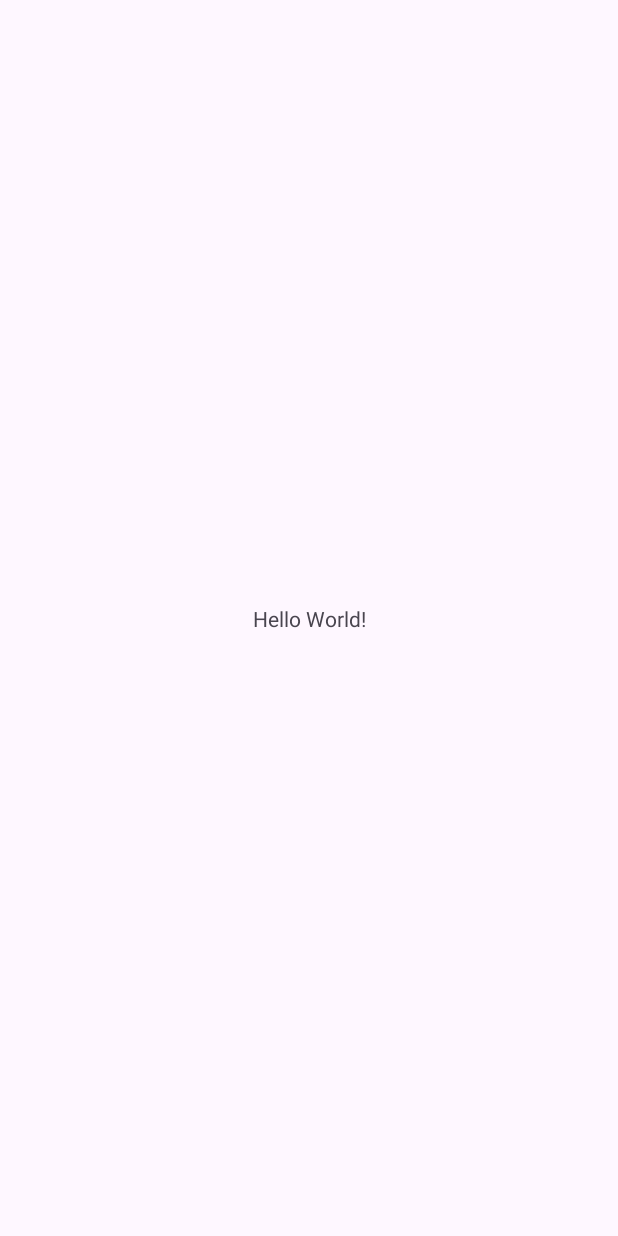
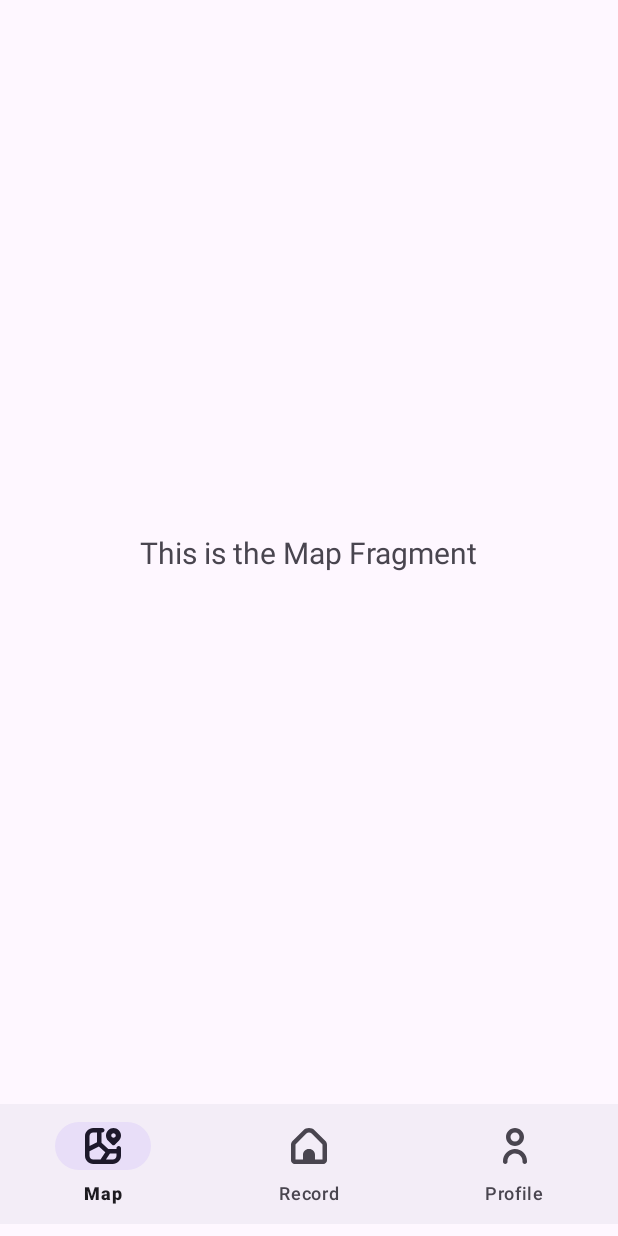
Before and after one commit to iMinusPlus/elektropolnilnice-android-app, an Android app: the screen it shows after launch (MainActivity), on a phone screen of 412 x 824 dp. Before the commit the screen is almost empty. Run offline under Robolectric (Android 15) with nearby library versions, the phone set to English and light mode, and no system bars.

Commit message:
S fragmenti narejena navigacijska vrstica

```diff
--- a/app/build.gradle.kts
+++ b/app/build.gradle.kts
@@ -5,12 +5,13 @@ plugins {
 
 android {
     namespace = "com.example.elektropolnilnice_app"
-    compileSdk = 34
+    compileSdk = 35
 
     defaultConfig {
         applicationId = "com.example.elektropolnilnice_app"
         minSdk = 24
-        targetSdk = 34
+        //noinspection EditedTargetSdkVersion
+        targetSdk = 35
         versionCode = 1
         versionName = "1.0"
 
--- a/app/src/main/java/com/example/elektropolnilnice_app/MainActivity.kt
+++ b/app/src/main/java/com/example/elektropolnilnice_app/MainActivity.kt
@@ -1,20 +1,39 @@
 package com.example.elektropolnilnice_app
 
+import MapFragment
+import ProfileFragment
+import RecordFragment
 import android.os.Bundle
-import androidx.activity.enableEdgeToEdge
 import androidx.appcompat.app.AppCompatActivity
-import androidx.core.view.ViewCompat
-import androidx.core.view.WindowInsetsCompat
+import androidx.fragment.app.Fragment
+import com.google.android.material.bottomnavigation.BottomNavigationView
 
 class MainActivity : AppCompatActivity() {
+
     override fun onCreate(savedInstanceState: Bundle?) {
         super.onCreate(savedInstanceState)
-        enableEdgeToEdge()
         setContentView(R.layout.activity_main)
-        ViewCompat.setOnApplyWindowInsetsListener(findViewById(R.id.main)) { v, insets ->
-            val systemBars = insets.getInsets(WindowInsetsCompat.Type.systemBars())
-            v.setPadding(systemBars.left, systemBars.top, systemBars.right, systemBars.bottom)
-            insets
+
+        // Default fragment
+        loadFragment(MapFragment())
+
+        val bottomNavigationView = findViewById<BottomNavigationView>(R.id.bottom_navigation)
+
+        bottomNavigationView.setOnItemSelectedListener { menuItem ->
+            when (menuItem.itemId) {
+                R.id.nav_map -> loadFragment(MapFragment())
+                R.id.nav_record -> loadFragment(RecordFragment())
+                R.id.nav_profile -> loadFragment(ProfileFragment())
+                else -> false
+            }
+            true
         }
     }
+
+    private fun loadFragment(fragment: Fragment): Boolean {
+        supportFragmentManager.beginTransaction()
+            .replace(R.id.fragment_container, fragment)
+            .commit()
+        return true
+    }
 }
--- /dev/null
+++ b/app/src/main/java/com/example/elektropolnilnice_app/fragments/MapFragment.kt
@@ -0,0 +1,15 @@
+import android.os.Bundle
+import android.view.LayoutInflater
+import android.view.View
+import android.view.ViewGroup
+import androidx.fragment.app.Fragment
+import com.example.elektropolnilnice_app.R
+
+class MapFragment : Fragment() {
+    override fun onCreateView(
+        inflater: LayoutInflater, container: ViewGroup?,
+        savedInstanceState: Bundle?
+    ): View? {
+        return inflater.inflate(R.layout.fragment_map, container, false)
+    }
+}
--- /dev/null
+++ b/app/src/main/res/drawable/home.xml
@@ -0,0 +1,9 @@
+<vector xmlns:android="http://schemas.android.com/apk/res/android"
+    android:width="512dp"
+    android:height="512dp"
+    android:viewportWidth="512"
+    android:viewportHeight="512">
+  <path
+      android:fillColor="#FF000000"
+      android:pathData="M490.13,185.47L338.97,34.3c-45.85,-45.74 -120.08,-45.74 -165.93,0L21.87,185.47C7.82,199.45 -0.05,218.46 0,238.27v221.4C0.05,488.57 23.48,511.98 52.37,512h407.25c28.9,-0.02 52.33,-23.43 52.37,-52.33V238.27C512.06,218.46 504.18,199.45 490.13,185.47zM448,448H341.33v-67.88c0,-44.98 -36.47,-81.45 -81.45,-81.45c0,0 0,0 0,0h-7.76c-44.98,0 -81.45,36.47 -81.45,81.45l0,0V448H64V238.27c0.01,-2.83 1.13,-5.54 3.12,-7.55L218.28,79.55c20.83,-20.83 54.59,-20.83 75.43,-0.01c0,0 0.01,0.01 0.01,0.01L444.89,230.72c1.99,2.01 3.11,4.72 3.12,7.55V448z"/>
+</vector>
--- /dev/null
+++ b/app/src/main/res/drawable/map.xml
@@ -0,0 +1,9 @@
+<vector xmlns:android="http://schemas.android.com/apk/res/android"
+    android:width="24dp"
+    android:height="24dp"
+    android:viewportWidth="24"
+    android:viewportHeight="24">
+  <path
+      android:fillColor="#FF000000"
+      android:pathData="m22.5,12c-0.828,0 -1.5,0.672 -1.5,1.5v0.5h-5.462l-4.538,-4.16L11,3h0.5c0.829,0 1.5,-0.672 1.5,-1.5s-0.671,-1.5 -1.5,-1.5h-6C2.467,0 0,2.468 0,5.5v13c0,3.032 2.467,5.5 5.5,5.5h13c3.032,0 5.5,-2.468 5.5,-5.5v-5c0,-0.828 -0.672,-1.5 -1.5,-1.5ZM5.5,3h2.5v6.573l-5,2.5v-6.573c0,-1.379 1.122,-2.5 2.5,-2.5ZM3,18.5v-3.073l6.248,-3.124 4.291,3.934 -3.175,4.763h-4.864c-1.378,0 -2.5,-1.121 -2.5,-2.5ZM18.5,21h-4.531l2.667,-4h4.364v1.5c0,1.379 -1.121,2.5 -2.5,2.5ZM18.113,11.126c0.493,0.482 1.281,0.482 1.774,0l2.648,-2.59c1.953,-1.953 1.953,-5.118 0,-7.071C21.559,0.488 20.28,0 19,0c-1.28,0 -2.559,0.488 -3.536,1.464 -1.953,1.953 -1.953,5.118 0,7.071l2.648,2.59ZM19,3.554c0.828,0 1.5,0.672 1.5,1.5s-0.672,1.5 -1.5,1.5 -1.5,-0.672 -1.5,-1.5 0.672,-1.5 1.5,-1.5Z"/>
+</vector>
--- /dev/null
+++ b/app/src/main/res/drawable/user.xml
@@ -0,0 +1,7 @@
+<vector xmlns:android="http://schemas.android.com/apk/res/android" android:height="24dp" android:viewportHeight="512" android:viewportWidth="512" android:width="24dp">
+
+    <path android:fillColor="#FF000000" android:pathData="M244.32,299.05c-90.92,8.22 -160.18,85.04 -158.98,176.32V480c0,17.67 14.33,32 32,32l0,0c17.67,0 32,-14.33 32,-32v-5.91c-0.96,-56.04 40.4,-103.84 96,-110.93c58.69,-5.82 110.99,37.04 116.81,95.74c0.34,3.47 0.52,6.95 0.52,10.44V480c0,17.67 14.33,32 32,32l0,0c17.67,0 32,-14.33 32,-32v-10.67c-0.1,-94.36 -76.68,-170.77 -171.05,-170.67C251.85,298.67 248.08,298.8 244.32,299.05z"/>
+
+    <path android:fillColor="#FF000000" android:pathData="M256.01,256c70.69,0 128,-57.31 128,-128S326.7,0 256.01,0s-128,57.31 -128,128C128.08,198.66 185.35,255.93 256.01,256zM256.01,64c35.35,0 64,28.65 64,64s-28.65,64 -64,64s-64,-28.65 -64,-64S220.66,64 256.01,64z"/>
+
+</vector>
--- a/app/src/main/res/layout/activity_main.xml
+++ b/app/src/main/res/layout/activity_main.xml
@@ -1,19 +1,27 @@
-<?xml version="1.0" encoding="utf-8"?>
-<androidx.constraintlayout.widget.ConstraintLayout xmlns:android="http://schemas.android.com/apk/res/android"
+<androidx.constraintlayout.widget.ConstraintLayout
+    xmlns:android="http://schemas.android.com/apk/res/android"
     xmlns:app="http://schemas.android.com/apk/res-auto"
-    xmlns:tools="http://schemas.android.com/tools"
-    android:id="@+id/main"
     android:layout_width="match_parent"
-    android:layout_height="match_parent"
-    tools:context=".MainActivity">
+    android:layout_height="match_parent">
 
-    <TextView
-        android:layout_width="wrap_content"
+    <!-- FrameLayout za prikaz fragmentov -->
+    <FrameLayout
+        android:id="@+id/fragment_container"
+        android:layout_width="0dp"
+        android:layout_height="0dp"
+        app:layout_constraintTop_toTopOf="parent"
+        app:layout_constraintBottom_toTopOf="@id/bottom_navigation"
+        app:layout_constraintStart_toStartOf="parent"
+        app:layout_constraintEnd_toEndOf="parent" />
+
+    <!-- BottomNavigationView -->
+    <com.google.android.material.bottomnavigation.BottomNavigationView
+        android:id="@+id/bottom_navigation"
+        android:layout_width="0dp"
         android:layout_height="wrap_content"
-        android:text="Hello World!"
+        android:layout_marginBottom="8dp"
         app:layout_constraintBottom_toBottomOf="parent"
+        app:layout_constraintStart_toStartOf="parent"
         app:layout_constraintEnd_toEndOf="parent"
-        app:layout_constraintStart_toStartOf="parent"
-        app:layout_constraintTop_toTopOf="parent" />
-
+        app:menu="@menu/bottom_nav_menu" />
 </androidx.constraintlayout.widget.ConstraintLayout>
--- /dev/null
+++ b/app/src/main/res/layout/fragment_map.xml
@@ -0,0 +1,17 @@
+<?xml version="1.0" encoding="utf-8"?>
+<androidx.constraintlayout.widget.ConstraintLayout xmlns:android="http://schemas.android.com/apk/res/android"
+    android:layout_width="match_parent"
+    android:layout_height="match_parent"
+    xmlns:app="http://schemas.android.com/apk/res-auto">
+
+    <TextView
+        android:id="@+id/text_map"
+        android:layout_width="wrap_content"
+        android:layout_height="wrap_content"
+        android:text="This is the Map Fragment"
+        android:textSize="20sp"
+        app:layout_constraintTop_toTopOf="parent"
+        app:layout_constraintBottom_toBottomOf="parent"
+        app:layout_constraintStart_toStartOf="parent"
+        app:layout_constraintEnd_toEndOf="parent" />
+</androidx.constraintlayout.widget.ConstraintLayout>
--- /dev/null
+++ b/app/src/main/res/menu/bottom_nav_menu.xml
@@ -0,0 +1,15 @@
+<?xml version="1.0" encoding="utf-8"?>
+<menu xmlns:android="http://schemas.android.com/apk/res/android">
+    <item
+        android:id="@+id/nav_map"
+        android:icon="@drawable/map"
+        android:title="Map" />
+    <item
+        android:id="@+id/nav_record"
+        android:icon="@drawable/home"
+        android:title="Record" />
+    <item
+        android:id="@+id/nav_profile"
+        android:icon="@drawable/user"
+        android:title="Profile" />
+</menu>
--- a/app/src/main/res/values/strings.xml
+++ b/app/src/main/res/values/strings.xml
@@ -1,3 +1,5 @@
 <resources>
     <string name="app_name">elektropolnilnice_app</string>
+    <!-- TODO: Remove or change this placeholder text -->
+    <string name="hello_blank_fragment">Hello blank fragment</string>
 </resources>
```
Also changed, not shown: app/src/main/java/com/example/elektropolnilnice_app/fragments/ProfileFragment.kt (added, +15 -0 lines), app/src/main/java/com/example/elektropolnilnice_app/fragments/RecordFragment.kt (added, +15 -0 lines), app/src/main/res/layout/fragment_profile.xml (added, +17 -0 lines), app/src/main/res/layout/fragment_record.xml (added, +17 -0 lines).
